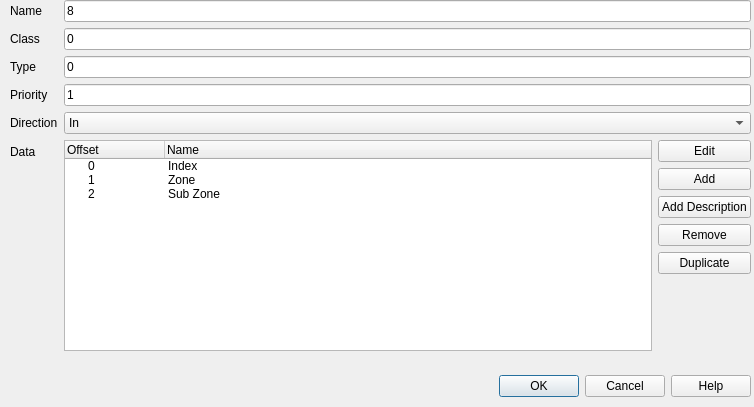
Before: the Qt Designer form src/cdlgmdfevent.ui in grodansparadis/vscp-works-qt, drawn with Qt 5.
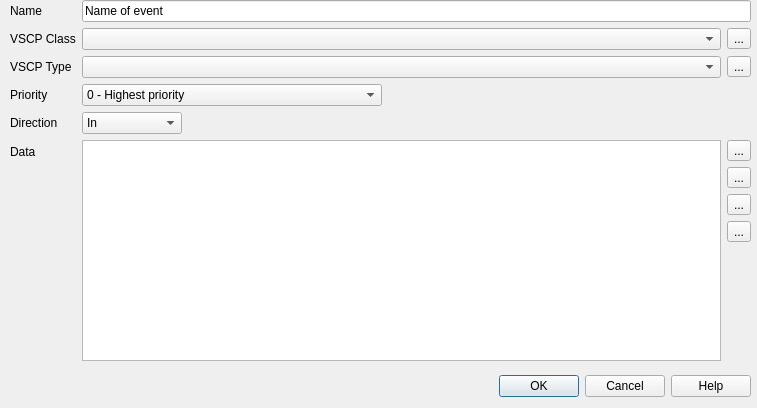
After: the same form once the commit is applied. Icons and pictures are not drawn.

The edit to the form file:
```diff
--- a/src/cdlgmdfevent.ui
+++ b/src/cdlgmdfevent.ui
@@ -6,8 +6,8 @@
    <rect>
     <x>0</x>
     <y>0</y>
-    <width>754</width>
-    <height>407</height>
+    <width>757</width>
+    <height>408</height>
    </rect>
   </property>
   <property name="windowTitle">
@@ -38,37 +38,79 @@
      <x>10</x>
      <y>0</y>
      <width>741</width>
-     <height>351</height>
+     <height>361</height>
     </rect>
    </property>
    <layout class="QFormLayout" name="formLayout">
+    <item row="1" column="0">
+     <widget class="QLabel" name="label">
+      <property name="text">
+       <string>Name</string>
+      </property>
+     </widget>
+    </item>
+    <item row="1" column="1">
+     <widget class="QLineEdit" name="editName">
+      <property name="text">
+       <string>Name of event</string>
+      </property>
+     </widget>
+    </item>
     <item row="3" column="0">
      <widget class="QLabel" name="label_4">
       <property name="text">
-       <string>Class</string>
+       <string>VSCP Class</string>
       </property>
      </widget>
     </item>
     <item row="3" column="1">
-     <widget class="QLineEdit" name="lineEdit_3">
-      <property name="text">
-       <string>0</string>
-      </property>
-     </widget>
+     <layout class="QHBoxLayout" name="horizontalLayout_2">
+      <item>
+       <widget class="QComboBox" name="comboClass"/>
+      </item>
+      <item>
+       <widget class="QToolButton" name="btnClassHelp">
+        <property name="toolTip">
+         <string>Show help page for selected VSCP class</string>
+        </property>
+        <property name="text">
+         <string>...</string>
+        </property>
+        <property name="icon">
+         <iconset theme="help">
+          <normaloff>.</normaloff>.</iconset>
+        </property>
+       </widget>
+      </item>
+     </layout>
     </item>
     <item row="4" column="0">
      <widget class="QLabel" name="label_5">
       <property name="text">
-       <string>Type</string>
+       <string>VSCP Type</string>
       </property>
      </widget>
     </item>
     <item row="4" column="1">
-     <widget class="QLineEdit" name="lineEdit_4">
-      <property name="text">
-       <string>0</string>
-      </property>
-     </widget>
+     <layout class="QHBoxLayout" name="horizontalLayout_3">
+      <item>
+       <widget class="QComboBox" name="comboType"/>
+      </item>
+      <item>
+       <widget class="QToolButton" name="btnTypeHelp">
+        <property name="toolTip">
+         <string>Show help page for selected VSCP type</string>
+        </property>
+        <property name="text">
+         <string>...</string>
+        </property>
+        <property name="icon">
+         <iconset theme="help">
+          <normaloff>.</normaloff>.</iconset>
+        </property>
+       </widget>
+      </item>
+     </layout>
     </item>
     <item row="5" column="0">
      <widget class="QLabel" name="label_7">
@@ -78,10 +120,53 @@
      </widget>
     </item>
     <item row="5" column="1">
-     <widget class="QLineEdit" name="lineEdit_6">
-      <property name="text">
-       <string>1</string>
+     <widget class="QComboBox" name="comboPriority">
+      <property name="maximumSize">
+       <size>
+        <width>300</width>
+        <height>16777215</height>
+       </size>
       </property>
+      <item>
+       <property name="text">
+        <string>0 - Highest priority</string>
+       </property>
+      </item>
+      <item>
+       <property name="text">
+        <string>1</string>
+       </property>
+      </item>
+      <item>
+       <property name="text">
+        <string>2</string>
+       </property>
+      </item>
+      <item>
+       <property name="text">
+        <string>3</string>
+       </property>
+      </item>
+      <item>
+       <property name="text">
+        <string>4</string>
+       </property>
+      </item>
+      <item>
+       <property name="text">
+        <string>5</string>
+       </property>
+      </item>
+      <item>
+       <property name="text">
+        <string>6</string>
+       </property>
+      </item>
+      <item>
+       <property name="text">
+        <string>7 - Lowest priority</string>
+       </property>
+      </item>
      </widget>
     </item>
     <item row="6" column="0">
@@ -91,80 +176,87 @@
       </property>
      </widget>
     </item>
+    <item row="6" column="1">
+     <widget class="QComboBox" name="comboDirection">
+      <property name="minimumSize">
+       <size>
+        <width>0</width>
+        <height>0</height>
+       </size>
+      </property>
+      <property name="maximumSize">
+       <size>
+        <width>100</width>
+        <height>16777215</height>
+       </size>
+      </property>
+      <item>
+       <property name="text">
+        <string>In</string>
+       </property>
+      </item>
+      <item>
+       <property name="text">
+        <string>Out</string>
+       </property>
+      </item>
+     </widget>
+    </item>
+    <item row="7" column="0">
+     <widget class="QLabel" name="label_10">
+      <property name="text">
+       <string>Data</string>
+      </property>
+     </widget>
+    </item>
     <item row="7" column="1">
      <layout class="QHBoxLayout" name="horizontalLayout">
       <item>
-       <widget class="QTreeWidget" name="treeWidget">
-        <column>
-         <property name="text">
-          <string>Offset</string>
-         </property>
-        </column>
-        <column>
-         <property name="text">
-          <string>Name</string>
-         </property>
-        </column>
-        <item>
-         <property name="text">
-          <string>0</string>
-         </property>
-         <property name="text">
-          <string>Index</string>
-         </property>
-        </item>
-        <item>
-         <property name="text">
-          <string>1</string>
-         </property>
-         <property name="text">
-          <string>Zone</string>
-         </property>
-        </item>
-        <item>
-         <property name="text">
-          <string>2</string>
-         </property>
-         <property name="text">
-          <string>Sub Zone</string>
-         </property>
-        </item>
+       <widget class="QListWidget" name="listEventData">
+        <property name="sortingEnabled">
+         <bool>true</bool>
+        </property>
        </widget>
       </item>
       <item>
        <layout class="QVBoxLayout" name="verticalLayout">
         <item>
-         <widget class="QPushButton" name="pushButton_4">
-          <property name="text">
-           <string>Edit</string>
+         <widget class="QToolButton" name="btnAdd">
+          <property name="toolTip">
+           <string>Add action parameter  item</string>
           </property>
-         </widget>
-        </item>
-        <item>
-         <widget class="QPushButton" name="pushButton">
           <property name="text">
-           <string>Add</string>
+           <string>...</string>
           </property>
          </widget>
         </item>
         <item>
-         <widget class="QPushButton" name="pushButton_5">
+         <widget class="QToolButton" name="btnEdit">
+          <property name="toolTip">
+           <string>Edit action parameter item</string>
+          </property>
           <property name="text">
-           <string>Add Description</string>
+           <string>...</string>
           </property>
          </widget>
         </item>
         <item>
-         <widget class="QPushButton" name="pushButton_2">
+         <widget class="QToolButton" name="btnDup">
+          <property name="toolTip">
+           <string>Duplicate action parameter item</string>
+          </property>
           <property name="text">
-           <string>Remove</string>
+           <string>...</string>
           </property>
          </widget>
         </item>
         <item>
-         <widget class="QPushButton" name="pushButton_3">
+         <widget class="QToolButton" name="btnDelete">
+          <property name="toolTip">
+           <string>Delete action parameter item</string>
+          </property>
           <property name="text">
-           <string>Duplicate</string>
+           <string>...</string>
           </property>
          </widget>
         </item>
@@ -185,47 +277,6 @@
       </item>
      </layout>
     </item>
-    <item row="7" column="0">
-     <widget class="QLabel" name="label_10">
-      <property name="text">
-       <string>Data</string>
-      </property>
-     </widget>
-    </item>
-    <item row="1" column="1">
-     <widget class="QLineEdit" name="lineEdit_8">
-      <property name="text">
-       <string>8</string>
-      </property>
-     </widget>
-    </item>
-    <item row="6" column="1">
-     <widget class="QComboBox" name="comboBox">
-      <property name="minimumSize">
-       <size>
-        <width>0</width>
-        <height>0</height>
-       </size>
-      </property>
-      <item>
-       <property name="text">
-        <string>In</string>
-       </property>
-      </item>
-      <item>
-       <property name="text">
-        <string>Out</string>
-       </property>
-      </item>
-     </widget>
-    </item>
-    <item row="1" column="0">
-     <widget class="QLabel" name="label">
-      <property name="text">
-       <string>Name</string>
-      </property>
-     </widget>
-    </item>
    </layout>
   </widget>
  </widget>
```
Left out of the diff: 95 changed lines with no effect on the pictures.
